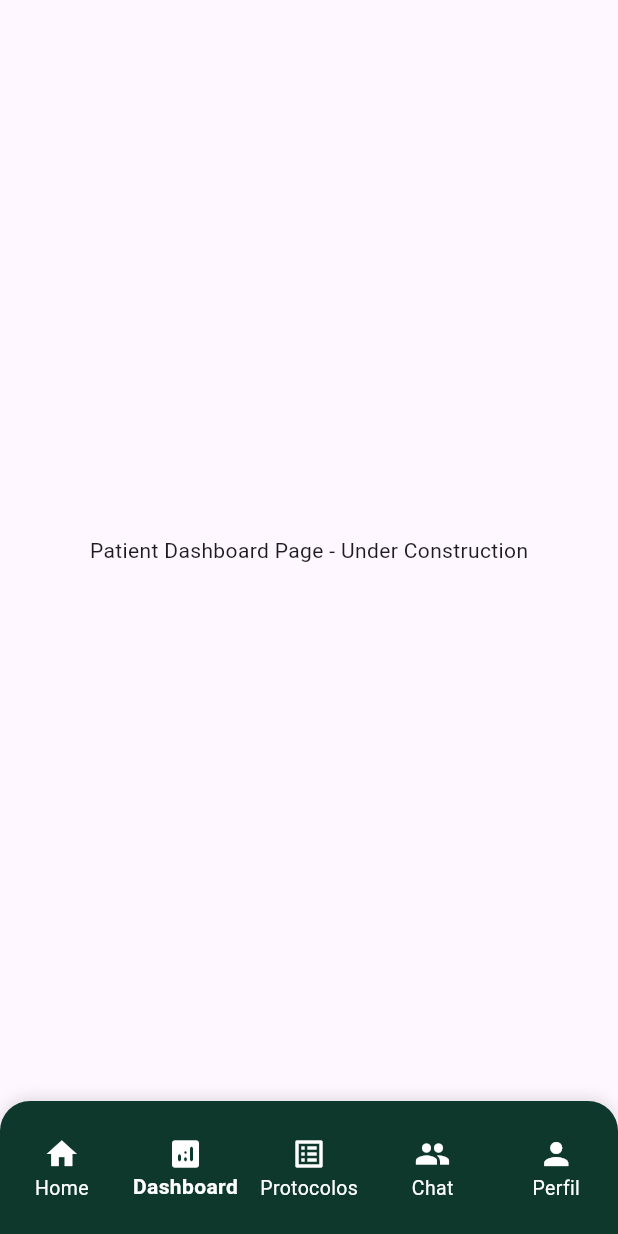
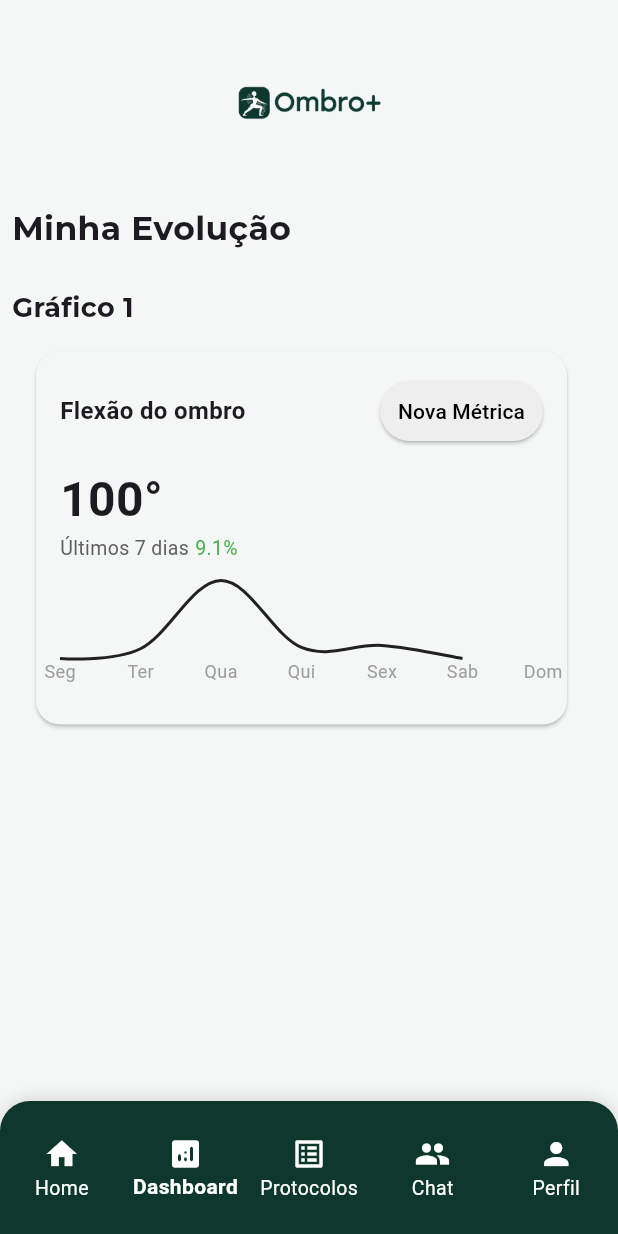
Before and after one commit to RafaelBertasso/OmbroPlus, a Flutter app: the PatientDashboardPage screen opened by its route, on a phone screen of 412 x 824 dp. Run offline on Flutter 3.47's test engine with Material 3 defaults, Android fonts, the phone set to English and light mode, and no system bars; drawn by our look-alikes of fl_chart; our stand-ins replace cloud_firestore, firebase_auth, firebase_core, flutter_dotenv, google_fonts, image_picker; accounts and stored records are empty; network calls fail.

Commit message:
Continuei fazendo os gráficos e tela de dashboard do paciente

```diff
--- /dev/null
+++ b/lib/components/graphic.card.dart
@@ -0,0 +1,280 @@
+import 'package:fl_chart/fl_chart.dart';
+import 'package:flutter/material.dart';
+import 'package:google_fonts/google_fonts.dart';
+
+class GraphicCard extends StatefulWidget {
+  const GraphicCard({super.key});
+
+  @override
+  State<GraphicCard> createState() => _GraphicCardState();
+}
+
+class _GraphicCardState extends State<GraphicCard> {
+  List<double> values = [100, 115, 220, 117, 120, 100];
+  int? _touchedIndex;
+
+  Future<void> _showAddMetricBottomSheet() async {
+    final controller = TextEditingController();
+    double? newValue;
+
+    final result = await showModalBottomSheet<double>(
+      context: context,
+      isScrollControlled: true,
+      backgroundColor: Color(0xFFF4F7F6),
+      shape: const RoundedRectangleBorder(
+        borderRadius: BorderRadius.vertical(top: Radius.circular(24)),
+      ),
+      builder: (context) {
+        return Padding(
+          padding: EdgeInsets.only(
+            left: 24,
+            right: 24,
+            top: 24,
+            bottom: MediaQuery.of(context).viewInsets.bottom + 24,
+          ),
+          child: Column(
+            mainAxisSize: MainAxisSize.min,
+            children: [
+              Text(
+                'Nova métrica',
+                style: GoogleFonts.montserrat(
+                  fontSize: 18,
+                  fontWeight: FontWeight.bold,
+                ),
+              ),
+              SizedBox(height: 24),
+              TextField(
+                controller: controller,
+                keyboardType: TextInputType.number,
+                decoration: InputDecoration(
+                  labelText: 'Adicione o valor',
+                  border: OutlineInputBorder(
+                    borderRadius: BorderRadius.circular(12),
+                  ),
+                ),
+              ),
+              SizedBox(height: 24),
+              ElevatedButton(
+                style: ElevatedButton.styleFrom(
+                  backgroundColor: Color(0xFF0E382C),
+                  minimumSize: Size(double.infinity, 48),
+                  shape: RoundedRectangleBorder(
+                    borderRadius: BorderRadius.circular(12),
+                  ),
+                ),
+                onPressed: () {
+                  newValue = double.tryParse(controller.text);
+                  Navigator.pop(context, newValue);
+                },
+                child: Text(
+                  'Adicionar',
+                  style: GoogleFonts.openSans(
+                    fontSize: 14,
+                    color: Colors.white,
+                    fontWeight: FontWeight.bold,
+                  ),
+                ),
+              ),
+            ],
+          ),
+        );
+      },
+    );
+
+    if (result != null) {
+      setState(() {
+        values.add(result);
+        if (values.length > 7) values.removeAt(0);
+      });
+    }
+  }
+
+  double _avaragePercentageChange(List<double> values) {
+    if (values.length < 2) return double.nan;
+
+    double sum = 0;
+    int count = 0;
+
+    for (int i = 1; i < values.length; i++) {
+      final prev = values[i - 1];
+      final curr = values[i];
+      if (prev != 0) {
+        sum +=
+            ((curr - prev).abs() / prev) * 100 * ((curr - prev) >= 0 ? 1 : -1);
+        count++;
+      }
+    }
+    return count > 0 ? sum / count : double.nan;
+  }
+
+  @override
+  Widget build(BuildContext context) {
+    return Card(
+      color: Color(0xFFF4F7F6),
+      margin: const EdgeInsets.all(16),
+      shape: RoundedRectangleBorder(borderRadius: BorderRadius.circular(16)),
+      child: Padding(
+        padding: const EdgeInsets.all(16),
+        child: Column(
+          mainAxisSize: MainAxisSize.min,
+          crossAxisAlignment: CrossAxisAlignment.start,
+          children: [
+            Row(
+              children: [
+                const Text(
+                  "Flexão do ombro",
+                  style: TextStyle(fontWeight: FontWeight.bold, fontSize: 16),
+                ),
+                const Spacer(),
+                ElevatedButton(
+                  onPressed: _showAddMetricBottomSheet,
+                  style: ElevatedButton.styleFrom(
+                    backgroundColor: Colors.grey[200],
+                    foregroundColor: Colors.black,
+                    padding: const EdgeInsets.symmetric(
+                      horizontal: 12,
+                      vertical: 4,
+                    ),
+                    shape: RoundedRectangleBorder(
+                      borderRadius: BorderRadius.circular(24),
+                    ),
+                  ),
+                  child: const Text("Nova Métrica"),
+                ),
+              ],
+            ),
+            const SizedBox(height: 12),
+            Text(
+              "${values.last.toStringAsFixed(0)}°",
+              style: TextStyle(fontSize: 32, fontWeight: FontWeight.bold),
+            ),
+            Row(
+              children: [
+                Text(
+                  "Últimos 7 dias",
+                  style: TextStyle(color: Colors.grey[700], fontSize: 13),
+                ),
+                const SizedBox(width: 4),
+                Text(
+                  _avaragePercentageChange(values).isNaN
+                      ? '--'
+                      : "${_avaragePercentageChange(values).toStringAsFixed(1)}%",
+                  style: TextStyle(color: Colors.green, fontSize: 13),
+                ),
+              ],
+            ),
+            const SizedBox(height: 12),
+            SizedBox(
+              height: 80,
+              child: LineChart(
+                LineChartData(
+                  gridData: FlGridData(show: false),
+                  borderData: FlBorderData(show: false),
+                  titlesData: FlTitlesData(
+                    leftTitles: AxisTitles(
+                      sideTitles: SideTitles(showTitles: false),
+                    ),
+                    rightTitles: AxisTitles(
+                      sideTitles: SideTitles(showTitles: false),
+                    ),
+                    topTitles: AxisTitles(
+                      sideTitles: SideTitles(showTitles: false),
+                    ),
+                    bottomTitles: AxisTitles(
+                      sideTitles: SideTitles(
+                        showTitles: true,
+                        reservedSize: 28,
+                        interval: 1,
+                        getTitlesWidget: (value, meta) {
+                          const dias = [
+                            'Seg',
+                            'Ter',
+                            'Qua',
+                            'Qui',
+                            'Sex',
+                            'Sab',
+                            'Dom',
+                          ];
+                          int idx = value.toInt();
+                          return idx >= 0 && idx < dias.length
+                              ? Text(
+                                  dias[idx],
+                                  style: const TextStyle(
+                                    fontSize: 12,
+                                    color: Colors.grey,
+                                  ),
+                                )
+                              : const SizedBox();
+                        },
+                      ),
+                    ),
+                  ),
+                  minX: 0,
+                  maxX: 6,
+                  lineBarsData: [
+                    LineChartBarData(
+                      isCurved: true,
+                      color: Colors.black87,
+                      barWidth: 2,
+                      spots: List.generate(
+                        values.length,
+                        (i) => FlSpot(i.toDouble(), values[i]),
+                      ),
+                      dotData: FlDotData(show: false),
+                    ),
+                  ],
+                  lineTouchData: LineTouchData(
+                    touchCallback:
+                        (FlTouchEvent event, LineTouchResponse? touchResponse) {
+                          if (!event.isInterestedForInteractions ||
+                              touchResponse == null ||
+                              touchResponse.lineBarSpots == null) {
+                            setState(() {
+                              _touchedIndex = null;
+                            });
+                            return;
+                          }
+                          final spotIndex =
+                              touchResponse.lineBarSpots!.first.spotIndex;
+                          setState(() {
+                            _touchedIndex = spotIndex;
+                          });
+                        },
+                    handleBuiltInTouches: false,
+                    touchTooltipData: LineTouchTooltipData(
+                      getTooltipColor: (spot) => Colors.black87,
+                      tooltipBorderRadius: BorderRadius.circular(8),
+                      // fitInsideHorizontally: true,
+                      // fitInsideVertically: true,
+                      getTooltipItems: (spots) {
+                        if (_touchedIndex == null) return <LineTooltipItem>[];
+                        final spot = spots.firstWhere(
+                          (s) => s.spotIndex == _touchedIndex,
+                          orElse: () => spots[0],
+                        );
+                        return [
+                          LineTooltipItem(
+                            '${values[spot.spotIndex].toStringAsFixed(0)}°',
+                            GoogleFonts.openSans(
+                              color: Colors.white,
+                              fontWeight: FontWeight.bold,
+                              fontSize: 14,
+                            ),
+                          ),
+                        ];
+                      },
+                      tooltipPadding: EdgeInsets.symmetric(
+                        horizontal: 8,
+                        vertical: 6,
+                      ),
+                    ),
+                  ),
+                ),
+              ),
+            ),
+          ],
+        ),
+      ),
+    );
+  }
+}
--- a/lib/main.dart
+++ b/lib/main.dart
@@ -3,10 +3,14 @@ import 'package:flutter/material.dart';
 import 'package:firebase_core/firebase_core.dart';
 import 'package:Ombro_Plus/screens/ombroplus.page.dart';
 import 'package:intl/date_symbol_data_local.dart';
+import 'package:flutter_dotenv/flutter_dotenv.dart';
 
 void main() async {
   WidgetsFlutterBinding.ensureInitialized();
+  await dotenv.load();
   await Firebase.initializeApp(options: DefaultFirebaseOptions.currentPlatform);
   await initializeDateFormatting('pt_BR', null);
-  runApp(OmbroPlus());
+
+  final String apiKey = dotenv.env['API_KEY'] ?? '';
+  runApp(OmbroPlus(apiKey: apiKey));
 }
--- a/lib/screens/ombroplus.page.dart
+++ b/lib/screens/ombroplus.page.dart
@@ -22,18 +22,19 @@ import 'package:Ombro_Plus/screens/forgot.password.page.dart';
 import 'package:Ombro_Plus/screens/register.page.dart';
 
 class OmbroPlus extends StatelessWidget {
-  OmbroPlus({super.key});
+  final String apiKey;
+  OmbroPlus({super.key, required this.apiKey});
   final _auth = FirebaseAuth.instance;
 
   @override
   Widget build(BuildContext context) {
     return MaterialApp(
       routes: {
-        '/': (context) => InitialPage(),
+        '/': (context) => InitialPage(apiKey: apiKey),
         '/login': (context) => LoginPage(),
         '/register': (context) => RegisterPage(),
         '/forgot-password': (context) => ForgotPasswordPage(),
-        '/doctor-home': (context) => DoctorHomePage(),
+        '/doctor-home': (context) => DoctorHomePage(apiKey: apiKey),
         '/doctor-dashboard': (context) => DoctorDashboardPage(),
         '/doctor-protocols': (context) => DoctorProtocolsPage(),
         '/doctor-main-chat': (context) => DoctorMainChatPage(),
@@ -50,7 +51,7 @@ class OmbroPlus extends StatelessWidget {
         '/patient-main-chat': (context) => PatientMainChatPage(),
         '/patient-profile': (context) => PatientProfilePage(),
       },
-      initialRoute: _auth.currentUser == null ? '/login' : '/initial',
+      initialRoute: _auth.currentUser == null ? '/login' : '/',
       debugShowCheckedModeBanner: false,
     );
   }
--- a/lib/screens/patient/patient.dashboard.page.dart
+++ b/lib/screens/patient/patient.dashboard.page.dart
@@ -1,5 +1,8 @@
+import 'package:Ombro_Plus/components/app.logo.dart';
+import 'package:Ombro_Plus/components/graphic.card.dart';
 import 'package:Ombro_Plus/components/patient.navbar.dart';
 import 'package:flutter/material.dart';
+import 'package:google_fonts/google_fonts.dart';
 
 class PatientDashboardPage extends StatefulWidget {
   const PatientDashboardPage({super.key});
@@ -34,7 +37,51 @@ class _PatientDashboardPageState extends State<PatientDashboardPage> {
   @override
   Widget build(BuildContext context) {
     return Scaffold(
-      body: const Center(child: Text('Patient Dashboard Page - Under Construction')),
+      backgroundColor: Color(0xFFF4F7F6),
+      body: Column(
+        children: [
+          AppLogo(),
+          Expanded(
+            child: SingleChildScrollView(
+              child: Padding(
+                padding: EdgeInsets.only(
+                  left: 8,
+                  top: 10,
+                  right: 18,
+                  bottom: 10,
+                ),
+                child: Column(
+                  crossAxisAlignment: CrossAxisAlignment.start,
+                  children: [
+                    Align(
+                      alignment: Alignment.centerLeft,
+                      child: Text(
+                        'Minha Evolução',
+                        style: GoogleFonts.montserrat(
+                          fontSize: 22,
+                          fontWeight: FontWeight.bold,
+                        ),
+                      ),
+                    ),
+                    SizedBox(height: 25),
+                    Align(
+                      alignment: Alignment.centerLeft,
+                      child: Text(
+                        'Gráfico 1',
+                        style: GoogleFonts.montserrat(
+                          fontSize: 18,
+                          fontWeight: FontWeight.bold,
+                        ),
+                      ),
+                    ),
+                    GraphicCard(),
+                  ],
+                ),
+              ),
+            ),
+          ),
+        ],
+      ),
       bottomNavigationBar: PatientNavbar(
         currentIndex: _selectedIndex,
         onTap: _onTabTapped,
```
Also changed, not shown: lib/components/physio.news.feed.dart (added, +82 -0 lines), lib/screens/doctor/doctor.home.page.dart (+8 -29 lines), lib/screens/initial.page.dart (+6 -2 lines), lib/screens/patient/patient.home.page.dart (+3 -19 lines), pubspec.yaml (+9 -3 lines), pubspec.lock, 8 other files.
